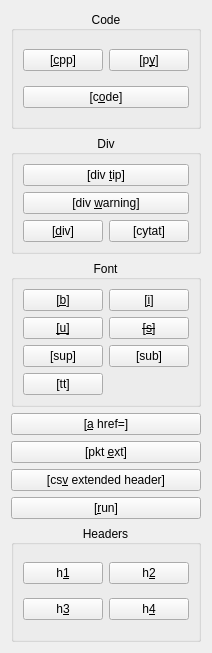
First picture: the form in ui/stctagsbuttons.ui, repository baziorek/STC_editor, before the edit.
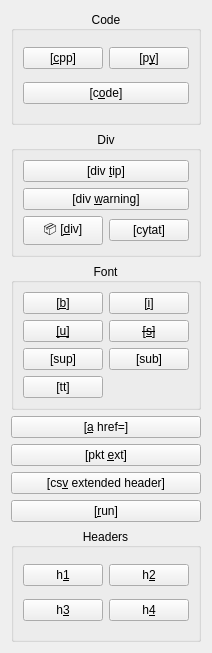
Second picture: the form after the edit. Icons and pictures are not drawn.

```diff
--- a/ui/stctagsbuttons.ui
+++ b/ui/stctagsbuttons.ui
@@ -176,7 +176,11 @@
       <item row="2" column="0">
        <widget class="QPushButton" name="button_div">
         <property name="text">
-         <string>[&amp;div]</string>
+         <string>📦 [&amp;div]</string>
+        </property>
+        <property name="icon">
+         <iconset resource="../resources.qrc">
+          <normaloff>:/icons/mdi/resources/icons/mdi/view-parallel.svg</normaloff>:/icons/mdi/resources/icons/mdi/view-parallel.svg</iconset>
         </property>
        </widget>
       </item>
```
Left out of the diff: 67 changed lines with no effect on the pictures.
